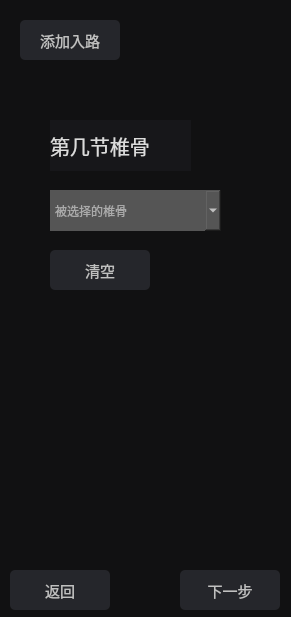
The window that surgical-robot-software-2-0/routeplan2widget.ui (Z-Hd/Lingxi-Spine-care-Visual-Interactive-Software-Prototype) describes before a commit, drawn with Qt 5.
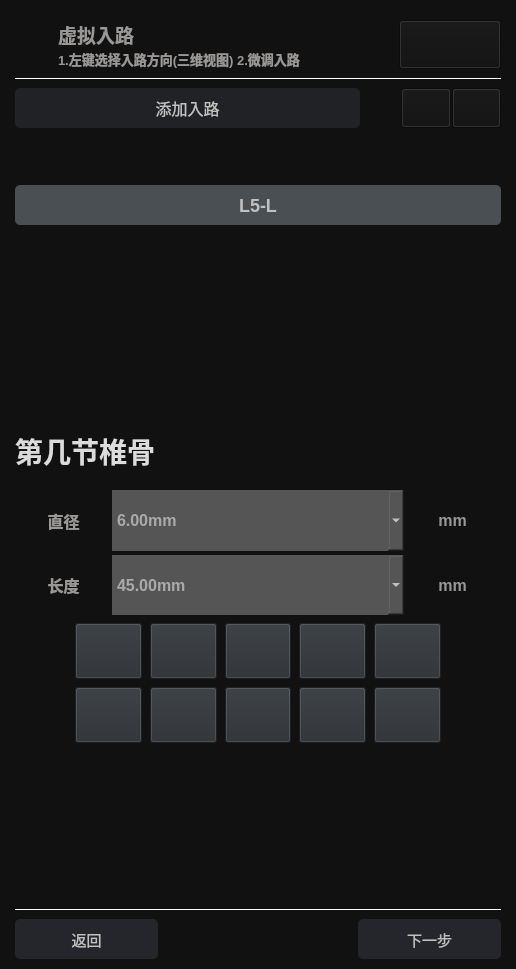
The same window after the commit. Icons and pictures are not drawn.

```diff
--- a/surgical-robot-software-2-0/routeplan2widget.ui
+++ b/surgical-robot-software-2-0/routeplan2widget.ui
@@ -6,8 +6,8 @@
    <rect>
     <x>0</x>
     <y>0</y>
-    <width>291</width>
-    <height>617</height>
+    <width>516</width>
+    <height>969</height>
    </rect>
   </property>
   <property name="windowTitle">
@@ -16,49 +16,174 @@
   <property name="styleSheet">
    <string notr="true">background-color: rgb(17, 17, 18);</string>
   </property>
-  <widget class="QPushButton" name="addRouteButton">
-   <property name="geometry">
-    <rect>
-     <x>20</x>
-     <y>20</y>
-     <width>100</width>
-     <height>40</height>
-    </rect>
+  <layout class="QVBoxLayout" name="verticalLayout_4" stretch="3,0,2,6,12,13,8,10,0,2">
+   <property name="leftMargin">
+    <number>15</number>
    </property>
-   <property name="styleSheet">
-    <string notr="true">QPushButton {
-background-color: rgb(37, 38, 43);
-color: rgb(192, 192, 192);
-font-size:15px;
-border-radius: 5px;
-min-width: 100px;
-min-height: 40px;
-}
-QPushButton:hover{
-background-color: rgb(70, 72, 81);
-}
-QPushButton:pressed {
-background-color: rgb(245, 245, 245);
-}</string>
+   <property name="topMargin">
+    <number>20</number>
    </property>
-   <property name="text">
-    <string>添加入路</string>
+   <property name="rightMargin">
+    <number>15</number>
    </property>
-  </widget>
-  <widget class="QPushButton" name="backButton">
-   <property name="geometry">
-    <rect>
-     <x>10</x>
-     <y>570</y>
-     <width>100</width>
-     <height>40</height>
-    </rect>
+   <property name="bottomMargin">
+    <number>10</number>
    </property>
-   <property name="styleSheet">
-    <string notr="true">QPushButton {
-background-color: rgb(37, 38, 43);
+   <item>
+    <widget class="QWidget" name="widget" native="true">
+     <layout class="QHBoxLayout" name="horizontalLayout_4" stretch="5,40,12">
+      <property name="spacing">
+       <number>0</number>
+      </property>
+      <property name="leftMargin">
+       <number>0</number>
+      </property>
+      <property name="topMargin">
+       <number>0</number>
+      </property>
+      <property name="rightMargin">
+       <number>0</number>
+      </property>
+      <property name="bottomMargin">
+       <number>0</number>
+      </property>
+      <item>
+       <widget class="QWidget" name="littleSpineImageWidget" native="true">
+        <property name="styleSheet">
+         <string notr="true">border-image: url(:/resource/image/littlespine.png);
+background-position: center; 
+background-repeat: no-repeat;</string>
+        </property>
+       </widget>
+      </item>
+      <item>
+       <widget class="QWidget" name="QLabelWidget" native="true">
+        <layout class="QVBoxLayout" name="verticalLayout">
+         <property name="spacing">
+          <number>0</number>
+         </property>
+         <property name="leftMargin">
+          <number>0</number>
+         </property>
+         <property name="topMargin">
+          <number>0</number>
+         </property>
+         <property name="rightMargin">
+          <number>0</number>
+         </property>
+         <property name="bottomMargin">
+          <number>0</number>
+         </property>
+         <item>
+          <widget class="QLabel" name="label_2">
+           <property name="font">
+            <font>
+             <family>Microsoft YaHei UI</family>
+             <pointsize>14</pointsize>
+             <italic>false</italic>
+             <bold>true</bold>
+            </font>
+           </property>
+           <property name="styleSheet">
+            <string notr="true">color: rgb(154, 152, 151);
+qproperty-alignment: 'AlignLeft | AlignVCenter';</string>
+           </property>
+           <property name="text">
+            <string>虚拟入路</string>
+           </property>
+          </widget>
+         </item>
+         <item>
+          <widget class="QLabel" name="label_3">
+           <property name="font">
+            <font>
+             <pointsize>10</pointsize>
+             <bold>true</bold>
+            </font>
+           </property>
+           <property name="styleSheet">
+            <string notr="true">color: rgb(154, 152, 151);
+qproperty-alignment: 'AlignLeft | AlignVCenter';</string>
+           </property>
+           <property name="text">
+            <string>1.左键选择入路方向(三维视图) 2.微调入路</string>
+           </property>
+           <property name="alignment">
+            <set>Qt::AlignLeading|Qt::AlignLeft|Qt::AlignVCenter</set>
+           </property>
+          </widget>
+         </item>
+        </layout>
+       </widget>
+      </item>
+      <item>
+       <widget class="QPushButton" name="switchButton">
+        <property name="sizePolicy">
+         <sizepolicy hsizetype="Preferred" vsizetype="Preferred">
+          <horstretch>0</horstretch>
+          <verstretch>0</verstretch>
+         </sizepolicy>
+        </property>
+        <property name="styleSheet">
+         <string notr="true">border-image: url(:/resource/image/switchbuttonclose.png);
+background-position: center; 
+background-repeat: no-repeat;</string>
+        </property>
+        <property name="text">
+         <string/>
+        </property>
+       </widget>
+      </item>
+     </layout>
+    </widget>
+   </item>
+   <item>
+    <widget class="QFrame" name="frame">
+     <property name="sizePolicy">
+      <sizepolicy hsizetype="Minimum" vsizetype="Fixed">
+       <horstretch>0</horstretch>
+       <verstretch>0</verstretch>
+      </sizepolicy>
+     </property>
+     <property name="styleSheet">
+      <string notr="true">QFrame{background:23, 23, 26;min-height:5px;color:white}</string>
+     </property>
+     <property name="frameShape">
+      <enum>QFrame::HLine</enum>
+     </property>
+     <property name="frameShadow">
+      <enum>QFrame::Plain</enum>
+     </property>
+     <property name="lineWidth">
+      <number>1</number>
+     </property>
+    </widget>
+   </item>
+   <item>
+    <widget class="QWidget" name="opWidget" native="true">
+     <layout class="QHBoxLayout" name="horizontalLayout_2" stretch="7,0,1,1">
+      <property name="spacing">
+       <number>1</number>
+      </property>
+      <property name="leftMargin">
+       <number>0</number>
+      </property>
+      <property name="topMargin">
+       <number>0</number>
+      </property>
+      <property name="rightMargin">
+       <number>0</number>
+      </property>
+      <property name="bottomMargin">
+       <number>0</number>
+      </property>
+      <item>
+       <widget class="QPushButton" name="addRouteButton">
+        <property name="styleSheet">
+         <string notr="true">QPushButton {
+background-color: rgb(32, 34, 37);
 color: rgb(192, 192, 192);
-font-size:15px;
+font-size:16px;
 border-radius: 5px;
 min-width: 100px;
 min-height: 40px;
@@ -69,25 +194,116 @@
 QPushButton:pressed {
 background-color: rgb(245, 245, 245);
 }</string>
-   </property>
-   <property name="text">
-    <string>返回</string>
-   </property>
-  </widget>
-  <widget class="QPushButton" name="nextButton">
-   <property name="geometry">
-    <rect>
-     <x>180</x>
-     <y>570</y>
-     <width>100</width>
-     <height>40</height>
-    </rect>
-   </property>
-   <property name="styleSheet">
-    <string notr="true">QPushButton {
-background-color: rgb(37, 38, 43);
+        </property>
+        <property name="text">
+         <string>添加入路</string>
+        </property>
+       </widget>
+      </item>
+      <item>
+       <spacer name="horizontalSpacer">
+        <property name="orientation">
+         <enum>Qt::Horizontal</enum>
+        </property>
+        <property name="sizeHint" stdset="0">
+         <size>
+          <width>40</width>
+          <height>20</height>
+         </size>
+        </property>
+       </spacer>
+      </item>
+      <item>
+       <widget class="QPushButton" name="withDrawButton">
+        <property name="sizePolicy">
+         <sizepolicy hsizetype="Preferred" vsizetype="Preferred">
+          <horstretch>0</horstretch>
+          <verstretch>0</verstretch>
+         </sizepolicy>
+        </property>
+        <property name="minimumSize">
+         <size>
+          <width>0</width>
+          <height>0</height>
+         </size>
+        </property>
+        <property name="styleSheet">
+         <string notr="true">border-image: url(:/resource/image/withdraw.png);
+background-position: center; 
+background-repeat: no-repeat;</string>
+        </property>
+        <property name="text">
+         <string/>
+        </property>
+       </widget>
+      </item>
+      <item>
+       <widget class="QPushButton" name="goForwardButton">
+        <property name="sizePolicy">
+         <sizepolicy hsizetype="Preferred" vsizetype="Preferred">
+          <horstretch>0</horstretch>
+          <verstretch>0</verstretch>
+         </sizepolicy>
+        </property>
+        <property name="minimumSize">
+         <size>
+          <width>0</width>
+          <height>0</height>
+         </size>
+        </property>
+        <property name="styleSheet">
+         <string notr="true">border-image: url(:/resource/image/goforward.png);
+background-position: center; 
+background-repeat: no-repeat;</string>
+        </property>
+        <property name="text">
+         <string/>
+        </property>
+       </widget>
+      </item>
+     </layout>
+    </widget>
+   </item>
+   <item>
+    <widget class="QWidget" name="opRouteWidget" native="true">
+     <layout class="QVBoxLayout" name="verticalLayout_3" stretch="3,4">
+      <property name="spacing">
+       <number>4</number>
+      </property>
+      <property name="leftMargin">
+       <number>0</number>
+      </property>
+      <property name="topMargin">
+       <number>0</number>
+      </property>
+      <property name="rightMargin">
+       <number>0</number>
+      </property>
+      <property name="bottomMargin">
+       <number>0</number>
+      </property>
+      <item>
+       <widget class="QWidget" name="eyeRouteWidget" native="true">
+        <property name="styleSheet">
+         <string notr="true">border-image: url(:/resource/image/eye.png);
+background-position: center; 
+background-repeat: no-repeat;</string>
+        </property>
+       </widget>
+      </item>
+      <item>
+       <widget class="QPushButton" name="opRouteButton">
+        <property name="font">
+         <font>
+          <pointsize>-1</pointsize>
+          <bold>true</bold>
+         </font>
+        </property>
+        <property name="styleSheet">
+         <string notr="true">QPushButton {
+background-color: rgb(74, 79, 84);
 color: rgb(192, 192, 192);
-font-size:15px;
+font-size:18px;
 border-radius: 5px;
 min-width: 100px;
 min-height: 40px;
@@ -98,68 +314,563 @@
 QPushButton:pressed {
 background-color: rgb(245, 245, 245);
 }</string>
-   </property>
-   <property name="text">
-    <string>下一步</string>
-   </property>
-  </widget>
-  <widget class="QLabel" name="label">
-   <property name="geometry">
-    <rect>
-     <x>50</x>
-     <y>120</y>
-     <width>141</width>
-     <height>51</height>
-    </rect>
-   </property>
-   <property name="styleSheet">
-    <string notr="true">background-color:rgb(23, 23, 26);
+        </property>
+        <property name="text">
+         <string>L5-L</string>
+        </property>
+       </widget>
+      </item>
+     </layout>
+    </widget>
+   </item>
+   <item>
+    <widget class="QWidget" name="spaceWidget_2" native="true"/>
+   </item>
+   <item>
+    <widget class="QWidget" name="routeWidget" native="true">
+     <layout class="QVBoxLayout" name="verticalLayout_2" stretch="1,2">
+      <property name="spacing">
+       <number>8</number>
+      </property>
+      <property name="leftMargin">
+       <number>0</number>
+      </property>
+      <property name="topMargin">
+       <number>0</number>
+      </property>
+      <property name="rightMargin">
+       <number>0</number>
+      </property>
+      <property name="bottomMargin">
+       <number>0</number>
+      </property>
+      <item>
+       <widget class="QWidget" name="routeNameWidget" native="true">
+        <layout class="QHBoxLayout" name="horizontalLayout_3" stretch="2,5">
+         <property name="spacing">
+          <number>0</number>
+         </property>
+         <property name="leftMargin">
+          <number>0</number>
+         </property>
+         <property name="topMargin">
+          <number>0</number>
+         </property>
+         <property name="rightMargin">
+          <number>0</number>
+         </property>
+         <property name="bottomMargin">
+          <number>0</number>
+         </property>
+         <item>
+          <widget class="QLabel" name="label">
+           <property name="font">
+            <font>
+             <pointsize>-1</pointsize>
+             <bold>true</bold>
+            </font>
+           </property>
+           <property name="styleSheet">
+            <string notr="true">background-color: rgb(17, 17, 18);
 color:rgb(220, 220, 220);
 qproperty-alignment: AlignCenter;
-font-size:20px;
-
-</string>
-   </property>
-   <property name="text">
-    <string>第几节椎骨</string>
-   </property>
-  </widget>
-  <widget class="QComboBox" name="vertebraSelected">
-   <property name="geometry">
-    <rect>
-     <x>50</x>
-     <y>190</y>
-     <width>171</width>
-     <height>41</height>
-    </rect>
-   </property>
-   <property name="sizePolicy">
-    <sizepolicy hsizetype="Fixed" vsizetype="Fixed">
-     <horstretch>0</horstretch>
-     <verstretch>0</verstretch>
-    </sizepolicy>
-   </property>
-   <property name="styleSheet">
-    <string notr="true">background-color: rgb(85, 85, 85);
+font-size:28px;</string>
+           </property>
+           <property name="text">
+            <string>第几节椎骨</string>
+           </property>
+          </widget>
+         </item>
+         <item>
+          <widget class="QWidget" name="spaceWidget_3" native="true"/>
+         </item>
+        </layout>
+       </widget>
+      </item>
+      <item>
+       <widget class="QWidget" name="routeInfoWidget" native="true">
+        <layout class="QGridLayout" name="gridLayout_2" columnstretch="1,3,1">
+         <property name="leftMargin">
+          <number>0</number>
+         </property>
+         <property name="topMargin">
+          <number>0</number>
+         </property>
+         <property name="rightMargin">
+          <number>0</number>
+         </property>
+         <property name="bottomMargin">
+          <number>0</number>
+         </property>
+         <property name="horizontalSpacing">
+          <number>0</number>
+         </property>
+         <property name="verticalSpacing">
+          <number>4</number>
+         </property>
+         <item row="0" column="0">
+          <widget class="QLabel" name="diameterText">
+           <property name="font">
+            <font>
+             <pointsize>12</pointsize>
+             <bold>true</bold>
+            </font>
+           </property>
+           <property name="styleSheet">
+            <string notr="true">color: rgb(154, 152, 151);
+qproperty-alignment: 'AlignCenter';</string>
+           </property>
+           <property name="text">
+            <string>直径</string>
+           </property>
+           <property name="alignment">
+            <set>Qt::AlignCenter</set>
+           </property>
+          </widget>
+         </item>
+         <item row="0" column="1">
+          <widget class="QComboBox" name="diameterValue">
+           <property name="sizePolicy">
+            <sizepolicy hsizetype="Preferred" vsizetype="Preferred">
+             <horstretch>0</horstretch>
+             <verstretch>0</verstretch>
+            </sizepolicy>
+           </property>
+           <property name="font">
+            <font>
+             <pointsize>12</pointsize>
+             <bold>true</bold>
+            </font>
+           </property>
+           <property name="styleSheet">
+            <string notr="true">background-color: rgb(85, 85, 85);
 color: rgb(255, 255, 255);
 border: none;
 text-align: center</string>
-   </property>
-   <property name="placeholderText">
-    <string>被选择的椎骨</string>
-   </property>
-  </widget>
-  <widget class="QPushButton" name="cleanButton">
-   <property name="geometry">
-    <rect>
-     <x>50</x>
-     <y>250</y>
-     <width>100</width>
-     <height>40</height>
-    </rect>
-   </property>
-   <property name="styleSheet">
-    <string notr="true">QPushButton {
+           </property>
+           <property name="maxVisibleItems">
+            <number>10</number>
+           </property>
+           <property name="placeholderText">
+            <string>6.00mm</string>
+           </property>
+          </widget>
+         </item>
+         <item row="0" column="2">
+          <widget class="QLabel" name="mmdiameterText">
+           <property name="font">
+            <font>
+             <pointsize>12</pointsize>
+             <bold>true</bold>
+            </font>
+           </property>
+           <property name="styleSheet">
+            <string notr="true">color: rgb(154, 152, 151);
+qproperty-alignment: 'AlignCenter';</string>
+           </property>
+           <property name="text">
+            <string>mm</string>
+           </property>
+           <property name="alignment">
+            <set>Qt::AlignCenter</set>
+           </property>
+          </widget>
+         </item>
+         <item row="1" column="0">
+          <widget class="QLabel" name="lengthText">
+           <property name="font">
+            <font>
+             <pointsize>12</pointsize>
+             <bold>true</bold>
+            </font>
+           </property>
+           <property name="styleSheet">
+            <string notr="true">color: rgb(154, 152, 151);
+qproperty-alignment: 'AlignCenter';</string>
+           </property>
+           <property name="text">
+            <string>长度</string>
+           </property>
+           <property name="alignment">
+            <set>Qt::AlignCenter</set>
+           </property>
+          </widget>
+         </item>
+         <item row="1" column="1">
+          <widget class="QComboBox" name="lengthValue">
+           <property name="sizePolicy">
+            <sizepolicy hsizetype="Preferred" vsizetype="Preferred">
+             <horstretch>0</horstretch>
+             <verstretch>0</verstretch>
+            </sizepolicy>
+           </property>
+           <property name="font">
+            <font>
+             <pointsize>12</pointsize>
+             <bold>true</bold>
+            </font>
+           </property>
+           <property name="styleSheet">
+            <string notr="true">background-color: rgb(85, 85, 85);
+color: rgb(255, 255, 255);
+border: none;
+text-align: center</string>
+           </property>
+           <property name="placeholderText">
+            <string>45.00mm</string>
+           </property>
+          </widget>
+         </item>
+         <item row="1" column="2">
+          <widget class="QLabel" name="mmlengthText">
+           <property name="font">
+            <font>
+             <pointsize>12</pointsize>
+             <bold>true</bold>
+            </font>
+           </property>
+           <property name="styleSheet">
+            <string notr="true">color: rgb(154, 152, 151);
+qproperty-alignment: 'AlignCenter';</string>
+           </property>
+           <property name="text">
+            <string>mm</string>
+           </property>
+           <property name="alignment">
+            <set>Qt::AlignCenter</set>
+           </property>
+          </widget>
+         </item>
+        </layout>
+       </widget>
+      </item>
+     </layout>
+    </widget>
+   </item>
+   <item>
+    <widget class="QWidget" name="funcWidget" native="true">
+     <layout class="QGridLayout" name="gridLayout">
+      <property name="leftMargin">
+       <number>60</number>
+      </property>
+      <property name="topMargin">
+       <number>2</number>
+      </property>
+      <property name="rightMargin">
+       <number>60</number>
+      </property>
+      <property name="bottomMargin">
+       <number>0</number>
+      </property>
+      <property name="spacing">
+       <number>8</number>
+      </property>
+      <item row="0" column="0">
+       <widget class="QPushButton" name="funcButton_1">
+        <property name="sizePolicy">
+         <sizepolicy hsizetype="Preferred" vsizetype="Preferred">
+          <horstretch>0</horstretch>
+          <verstretch>0</verstretch>
+         </sizepolicy>
+        </property>
+        <property name="minimumSize">
+         <size>
+          <width>0</width>
+          <height>0</height>
+         </size>
+        </property>
+        <property name="styleSheet">
+         <string notr="true">border-image: url(:/resource/image/func1.png);
+background-position: center; 
+background-repeat: no-repeat;
+background-color: rgb(41, 45, 49);</string>
+        </property>
+        <property name="text">
+         <string/>
+        </property>
+       </widget>
+      </item>
+      <item row="0" column="1">
+       <widget class="QPushButton" name="funcButton_2">
+        <property name="sizePolicy">
+         <sizepolicy hsizetype="Preferred" vsizetype="Preferred">
+          <horstretch>0</horstretch>
+          <verstretch>0</verstretch>
+         </sizepolicy>
+        </property>
+        <property name="minimumSize">
+         <size>
+          <width>0</width>
+          <height>0</height>
+         </size>
+        </property>
+        <property name="styleSheet">
+         <string notr="true">border-image: url(:/resource/image/func2.png);
+background-position: center; 
+background-repeat: no-repeat;
+background-color: rgb(41, 45, 49);</string>
+        </property>
+        <property name="text">
+         <string/>
+        </property>
+       </widget>
+      </item>
+      <item row="0" column="2">
+       <widget class="QPushButton" name="funcButton_3">
+        <property name="sizePolicy">
+         <sizepolicy hsizetype="Preferred" vsizetype="Preferred">
+          <horstretch>0</horstretch>
+          <verstretch>0</verstretch>
+         </sizepolicy>
+        </property>
+        <property name="minimumSize">
+         <size>
+          <width>0</width>
+          <height>0</height>
+         </size>
+        </property>
+        <property name="styleSheet">
+         <string notr="true">border-image: url(:/resource/image/func3.png);
+background-position: center; 
+background-repeat: no-repeat;
+background-color: rgb(41, 45, 49);</string>
+        </property>
+        <property name="text">
+         <string/>
+        </property>
+       </widget>
+      </item>
+      <item row="0" column="3">
+       <widget class="QPushButton" name="funcButton_4">
+        <property name="sizePolicy">
+         <sizepolicy hsizetype="Preferred" vsizetype="Preferred">
+          <horstretch>0</horstretch>
+          <verstretch>0</verstretch>
+         </sizepolicy>
+        </property>
+        <property name="minimumSize">
+         <size>
+          <width>0</width>
+          <height>0</height>
+         </size>
+        </property>
+        <property name="styleSheet">
+         <string notr="true">border-image: url(:/resource/image/func4.png);
+background-position: center; 
+background-repeat: no-repeat;
+background-color: rgb(41, 45, 49);</string>
+        </property>
+        <property name="text">
+         <string/>
+        </property>
+       </widget>
+      </item>
+      <item row="0" column="4">
+       <widget class="QPushButton" name="funcButton_5">
+        <property name="sizePolicy">
+         <sizepolicy hsizetype="Preferred" vsizetype="Preferred">
+          <horstretch>0</horstretch>
+          <verstretch>0</verstretch>
+         </sizepolicy>
+        </property>
+        <property name="minimumSize">
+         <size>
+          <width>0</width>
+          <height>0</height>
+         </size>
+        </property>
+        <property name="styleSheet">
+         <string notr="true">border-image: url(:/resource/image/func5.png);
+background-position: center; 
+background-repeat: no-repeat;
+background-color: rgb(41, 45, 49);</string>
+        </property>
+        <property name="text">
+         <string/>
+        </property>
+       </widget>
+      </item>
+      <item row="1" column="0">
+       <widget class="QPushButton" name="funcButton_6">
+        <property name="sizePolicy">
+         <sizepolicy hsizetype="Preferred" vsizetype="Preferred">
+          <horstretch>0</horstretch>
+          <verstretch>0</verstretch>
+         </sizepolicy>
+        </property>
+        <property name="minimumSize">
+         <size>
+          <width>0</width>
+          <height>0</height>
+         </size>
+        </property>
+        <property name="styleSheet">
+         <string notr="true">border-image: url(:/resource/image/func6.png);
+background-position: center; 
+background-repeat: no-repeat;
+background-color: rgb(41, 45, 49);</string>
+        </property>
+        <property name="text">
+         <string/>
+        </property>
+       </widget>
+      </item>
+      <item row="1" column="1">
+       <widget class="QPushButton" name="funcButton_7">
+        <property name="sizePolicy">
+         <sizepolicy hsizetype="Preferred" vsizetype="Preferred">
+          <horstretch>0</horstretch>
+          <verstretch>0</verstretch>
+         </sizepolicy>
+        </property>
+        <property name="minimumSize">
+         <size>
+          <width>0</width>
+          <height>0</height>
+         </size>
+        </property>
+        <property name="styleSheet">
+         <string notr="true">border-image: url(:/resource/image/func7.png);
+background-position: center; 
+background-repeat: no-repeat;
+background-color: rgb(41, 45, 49);</string>
+        </property>
+        <property name="text">
+         <string/>
+        </property>
+       </widget>
+      </item>
+      <item row="1" column="2">
+       <widget class="QPushButton" name="funcButton_8">
+        <property name="sizePolicy">
+         <sizepolicy hsizetype="Preferred" vsizetype="Preferred">
+          <horstretch>0</horstretch>
+          <verstretch>0</verstretch>
+         </sizepolicy>
+        </property>
+        <property name="minimumSize">
+         <size>
+          <width>0</width>
+          <height>0</height>
+         </size>
+        </property>
+        <property name="styleSheet">
+         <string notr="true">border-image: url(:/resource/image/func8.png);
+background-position: center; 
+background-repeat: no-repeat;
+background-color: rgb(41, 45, 49);</string>
+        </property>
+        <property name="text">
+         <string/>
+        </property>
+       </widget>
+      </item>
+      <item row="1" column="3">
+       <widget class="QPushButton" name="funcButton_9">
+        <property name="sizePolicy">
+         <sizepolicy hsizetype="Preferred" vsizetype="Preferred">
+          <horstretch>0</horstretch>
+          <verstretch>0</verstretch>
+         </sizepolicy>
+        </property>
+        <property name="minimumSize">
+         <size>
+          <width>0</width>
+          <height>0</height>
+         </size>
+        </property>
+        <property name="styleSheet">
+         <string notr="true">border-image: url(:/resource/image/func9.png);
+background-position: center; 
+background-repeat: no-repeat;
+background-color: rgb(41, 45, 49);</string>
+        </property>
+        <property name="text">
+         <string/>
+        </property>
+       </widget>
+      </item>
+      <item row="1" column="4">
+       <widget class="QPushButton" name="funcButton_10">
+        <property name="sizePolicy">
+         <sizepolicy hsizetype="Preferred" vsizetype="Preferred">
+          <horstretch>0</horstretch>
+          <verstretch>0</verstretch>
+         </sizepolicy>
+        </property>
+        <property name="minimumSize">
+         <size>
+          <width>0</width>
+          <height>0</height>
+         </size>
+        </property>
+        <property name="styleSheet">
+         <string notr="true">border-image: url(:/resource/image/func10.png);
+background-position: center; 
+background-repeat: no-repeat;
+background-color: rgb(41, 45, 49);</string>
+        </property>
+        <property name="text">
+         <string/>
+        </property>
+       </widget>
+      </item>
+     </layout>
+    </widget>
+   </item>
+   <item>
+    <widget class="QWidget" name="spaceWidget" native="true"/>
+   </item>
+   <item>
+    <widget class="QFrame" name="frame_2">
+     <property name="sizePolicy">
+      <sizepolicy hsizetype="Minimum" vsizetype="Fixed">
+       <horstretch>0</horstretch>
+       <verstretch>0</verstretch>
+      </sizepolicy>
+     </property>
+     <property name="styleSheet">
+      <string notr="true">QFrame{background:23, 23, 26;min-height:5px;color:white}</string>
+     </property>
+     <property name="frameShape">
+      <enum>QFrame::HLine</enum>
+     </property>
+     <property name="frameShadow">
+      <enum>QFrame::Plain</enum>
+     </property>
+     <property name="lineWidth">
+      <number>1</number>
+     </property>
+    </widget>
+   </item>
+   <item>
+    <widget class="QWidget" name="buttonWidget" native="true">
+     <layout class="QHBoxLayout" name="horizontalLayout">
+      <property name="spacing">
+       <number>200</number>
+      </property>
+      <property name="leftMargin">
+       <number>0</number>
+      </property>
+      <property name="topMargin">
+       <number>0</number>
+      </property>
+      <property name="rightMargin">
+       <number>0</number>
+      </property>
+      <property name="bottomMargin">
+       <number>0</number>
+      </property>
+      <item>
+       <widget class="QPushButton" name="backButton">
+        <property name="sizePolicy">
+         <sizepolicy hsizetype="Preferred" vsizetype="Preferred">
+          <horstretch>0</horstretch>
+          <verstretch>0</verstretch>
+         </sizepolicy>
+        </property>
+        <property name="styleSheet">
+         <string notr="true">QPushButton {
 background-color: rgb(37, 38, 43);
 color: rgb(192, 192, 192);
 font-size:15px;
@@ -173,11 +884,45 @@
 QPushButton:pressed {
 background-color: rgb(245, 245, 245);
 }</string>
-   </property>
-   <property name="text">
-    <string>清空</string>
-   </property>
-  </widget>
+        </property>
+        <property name="text">
+         <string>返回</string>
+        </property>
+       </widget>
+      </item>
+      <item>
+       <widget class="QPushButton" name="nextButton">
+        <property name="sizePolicy">
+         <sizepolicy hsizetype="Preferred" vsizetype="Preferred">
+          <horstretch>0</horstretch>
+          <verstretch>0</verstretch>
+         </sizepolicy>
+        </property>
+        <property name="styleSheet">
+         <string notr="true">QPushButton {
+background-color: rgb(37, 38, 43);
+color: rgb(192, 192, 192);
+font-size:15px;
+border-radius: 5px;
+min-width: 100px;
+min-height: 40px;
+}
+QPushButton:hover{
+background-color: rgb(70, 72, 81);
+}
+QPushButton:pressed {
+background-color: rgb(245, 245, 245);
+}</string>
+        </property>
+        <property name="text">
+         <string>下一步</string>
+        </property>
+       </widget>
+      </item>
+     </layout>
+    </widget>
+   </item>
+  </layout>
  </widget>
  <resources/>
  <connections/>
```
